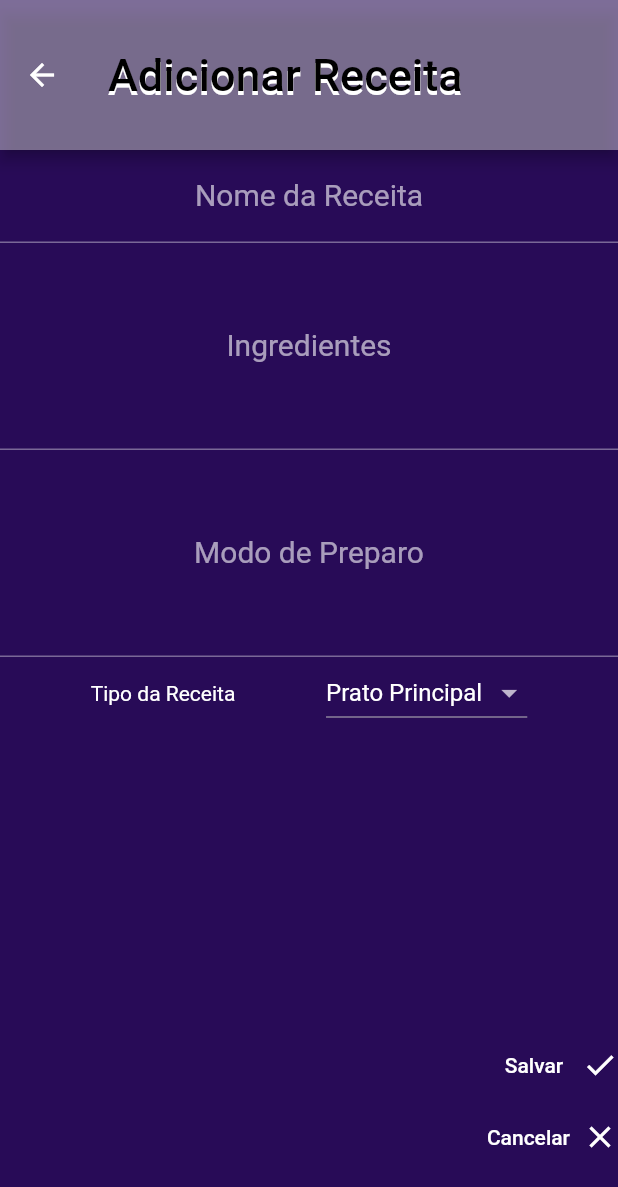
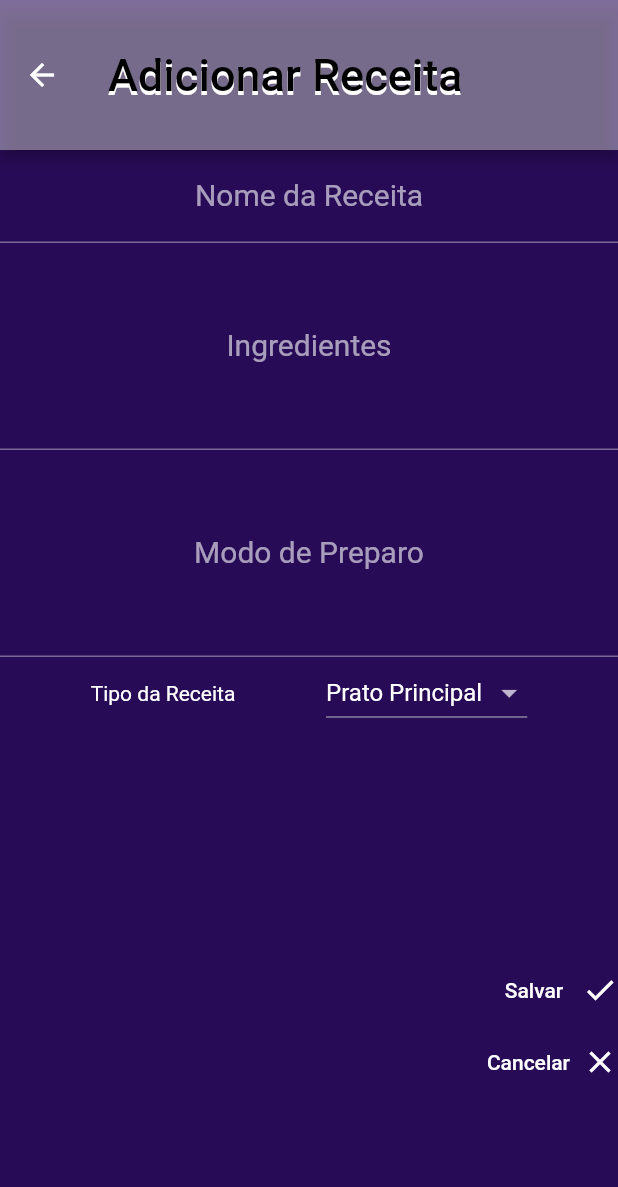
Before and after one commit to BrunoVieiraL/cook_book, a Flutter app: the AddReceitaPage screen opened by its route, on a phone screen of 412 x 824 dp. Shown: the top 1187 px of the screen. Run offline on Flutter 3.47's test engine with Material 2 defaults, Android fonts, the phone set to English and light mode, and no system bars; our stand-ins replace flutter_slidable, sqflite; accounts and stored records are empty.

Commit message:
01/08
UI changes and sharedPrefs add to save the Theme

```diff
--- a/lib/view/add_receitas.dart
+++ b/lib/view/add_receitas.dart
@@ -82,7 +82,7 @@ class _AddReceitaPageState extends State<AddReceitaPage> {
             ],
           ),
           const SizedBox(
-            height: 200,
+            height: 150,
           ),
           Row(
             mainAxisAlignment: MainAxisAlignment.end,
--- a/pubspec.yaml
+++ b/pubspec.yaml
@@ -41,6 +41,8 @@ dependencies:
   google_fonts: ^3.0.1
   provider: ^6.0.3
   url_launcher: ^6.1.5
+  shared_preferences: ^2.0.15
+  shared_preferences_web: ^2.0.4
 
 dev_dependencies:
   flutter_test:
```
Also changed, not shown: lib/view/detalhes_receitas.dart (+5 -7 lines), pubspec.lock.
